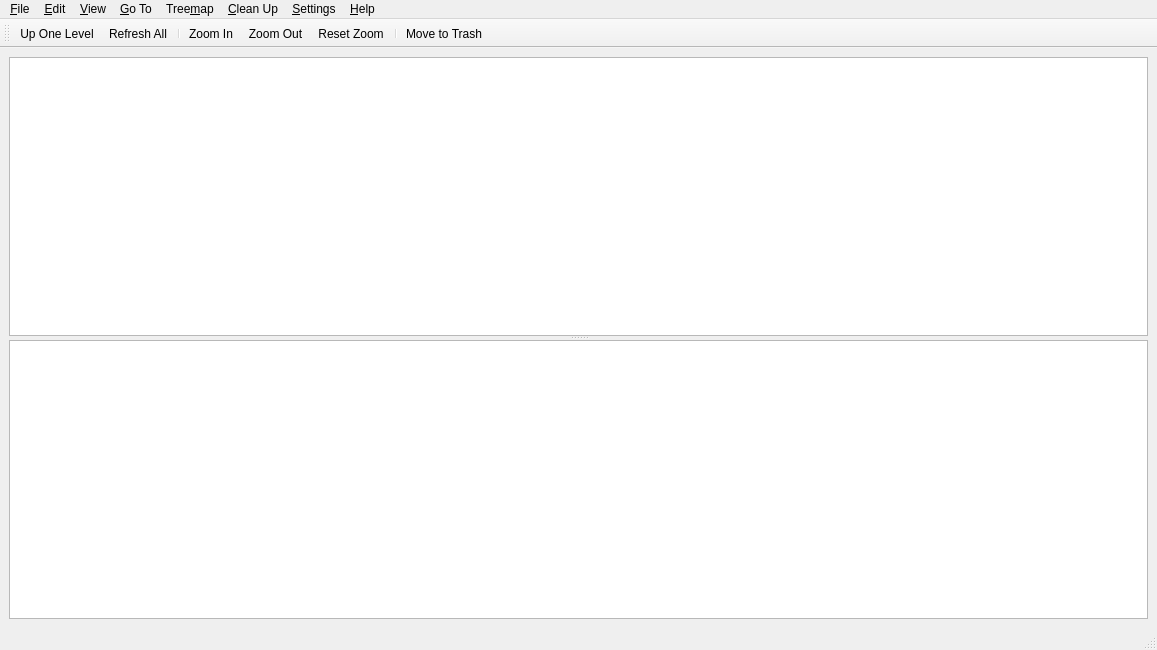
Qt form src/main-window.ui (shundhammer/qdirstat) before a commit.
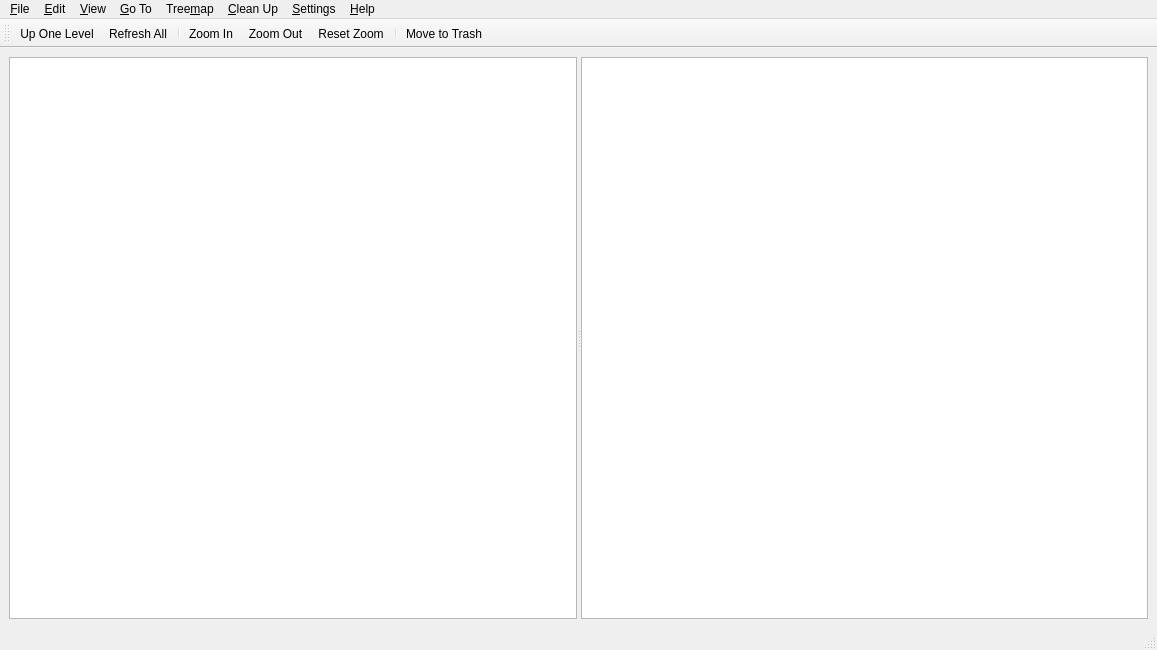
The same form after that commit. Icons and pictures are not drawn. Custom widgets are drawn as their Qt base class.

Commit message: Added option to change the splitter orientation

```diff
--- a/src/main-window.ui
+++ b/src/main-window.ui
@@ -23,7 +23,7 @@
     <item>
      <widget class="QSplitter" name="mainWinSplitter">
       <property name="orientation">
-       <enum>Qt::Vertical</enum>
+       <enum>Qt::Horizontal</enum>
       </property>
       <widget class="QDirStat::DirTreeView" name="dirTreeView"/>
       <widget class="QDirStat::TreemapView" name="treemapView"/>
```
Left out of the diff: 15 changed lines with no effect on the pictures. The commit also changes 2 other files.
